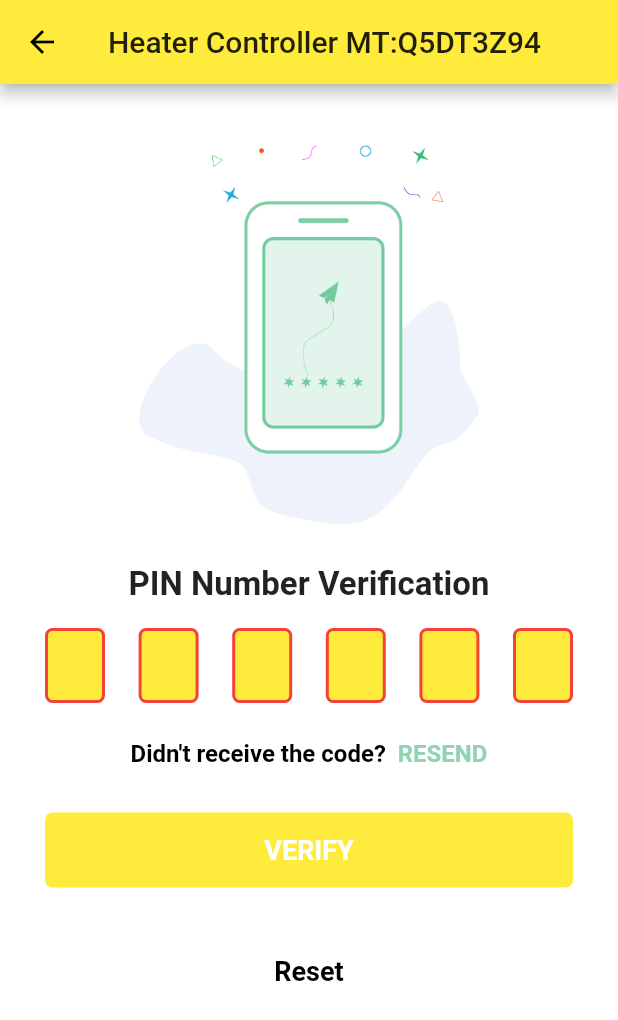
After one commit to vishnuparker/huddig-heater-MobileApp, a Flutter app: the PinCodeVerificationScreen screen opened by its route, on a phone screen of 412 x 824 dp. The commit adds this screen. Shown: the top 1020 px of the screen. Run offline on Flutter 3.47's test engine with Material 2 defaults, Android fonts, the phone set to English and light mode, and no system bars; drawn by our look-alikes of pin_code_fields; our stand-ins replace flutter_spinkit, rflutter_alert, shared_preferences, toggle_switch; missing offline and left inert: cron; accounts and stored records are empty; network calls fail.

Commit message:
Time code Modification

```diff
--- a/lib/CommonClass/ErrorMessage.dart
+++ b/lib/CommonClass/ErrorMessage.dart
@@ -23,8 +23,7 @@ class ErrorMessage extends StatelessWidget {
             ),
           ),
           const SizedBox(height: 8),
-          RaisedButton(
-            color: Colors.white,
+          TextButton(
             child: const Text('Retry', style: TextStyle(color: Colors.white)),
             onPressed: onRetryPressed,
           )
--- /dev/null
+++ b/lib/HeaterApi/PinCodeVerificationScreen.dart
@@ -0,0 +1,276 @@
+import 'dart:async';
+
+import 'package:flutter/material.dart';
+import 'package:parker_mobile_framework/HeaterApi/HeaterMainView.dart';
+import 'package:parker_mobile_framework/Utility/MyConstants.dart';
+import 'package:pin_code_fields/pin_code_fields.dart';
+
+import 'package:flutter/gestures.dart';
+
+class PinCodeVerificationScreen extends StatefulWidget {
+  final String phoneNumber;
+
+  PinCodeVerificationScreen(this.phoneNumber);
+
+  @override
+  _PinCodeVerificationScreenState createState() =>
+      _PinCodeVerificationScreenState();
+}
+
+class _PinCodeVerificationScreenState extends State<PinCodeVerificationScreen> {
+  var onTapRecognizer;
+
+  TextEditingController textEditingController = TextEditingController();
+
+  StreamController<ErrorAnimationType> errorController;
+
+  bool hasError = false;
+  String currentText;
+  final GlobalKey<ScaffoldState> scaffoldKey = GlobalKey<ScaffoldState>();
+  final formKey = GlobalKey<FormState>();
+
+  @override
+  void initState() {
+    errorController = StreamController<ErrorAnimationType>();
+    super.initState();
+  }
+
+  @override
+  void dispose() {
+    errorController.close();
+    super.dispose();
+  }
+
+  @override
+  void deactivate() {
+    errorController.close();
+    print('deactivate');
+    super.deactivate();
+  }
+
+  @override
+  Widget build(BuildContext context) {
+    return Scaffold(
+      appBar: AppBar(
+        backgroundColor: Colors.yellow,
+        title: Text(
+          LoginString.heaterPiNq,
+        ),
+      ),
+      backgroundColor: Colors.white,
+      key: scaffoldKey,
+      body: GestureDetector(
+        onTap: () {},
+        child: Container(
+          height: MediaQuery.of(context).size.height,
+          width: MediaQuery.of(context).size.width,
+          child: ListView(
+            children: <Widget>[
+              SizedBox(height: 30),
+              Container(
+                height: MediaQuery.of(context).size.height / 3,
+                child: ClipRRect(
+                  borderRadius: BorderRadius.circular(30),
+                  child: Image.asset(
+                    'assets/images/verify.png',
+                    height: 125.0,
+                    width: 125.0,
+                  ),
+                ),
+              ),
+              SizedBox(height: 8),
+              Padding(
+                padding: const EdgeInsets.symmetric(vertical: 8.0),
+                child: Text(
+                  'PIN Number Verification',
+                  style: TextStyle(fontWeight: FontWeight.bold, fontSize: 22),
+                  textAlign: TextAlign.center,
+                ),
+              ),
+              Form(
+                key: formKey,
+                child: Padding(
+                    padding: const EdgeInsets.symmetric(
+                        vertical: 8.0, horizontal: 30),
+                    child: PinCodeTextField(
+                      appContext: context,
+                      pastedTextStyle: TextStyle(
+                        color: Colors.yellow,
+                        fontWeight: FontWeight.bold,
+                      ),
+                      length: 6,
+                      obscureText: true,
+                      obscuringCharacter: '*',
+                      blinkWhenObscuring: true,
+                      validator: (v) {
+                        if (v.length < 6) {
+                          return " * Empty Text Field";
+                        } else {
+                          return null;
+                        }
+                      },
+                      pinTheme: PinTheme(
+                        inactiveFillColor: Colors.yellow,
+                        shape: PinCodeFieldShape.box,
+                        borderRadius: BorderRadius.circular(5),
+                        fieldHeight: 50,
+                        fieldWidth: 40,
+                        activeFillColor:
+                            hasError ? Colors.orange : Colors.white,
+                      ),
+                      cursorColor: Colors.black,
+                      // animationDuration: Duration(milliseconds: 300),
+                      backgroundColor: Colors.white,
+                      enableActiveFill: true,
+                      // errorAnimationController: errorController,
+                      controller: textEditingController,
+                      keyboardType: TextInputType.number,
+                      boxShadows: [
+                        BoxShadow(
+                          offset: Offset(0, 1),
+                          color: Colors.white,
+                          blurRadius: 10,
+                        )
+                      ],
+                      onCompleted: (v) {
+                        print("Completed");
+                      },
+                      onTap: () {
+                        print("Pressed");
+                      },
+                      onChanged: (value) {
+                        print(value);
+                        setState(() {
+                          currentText = value;
+                        });
+                      },
+                      beforeTextPaste: (text) {
+                        print("Allowing to paste $text");
+                        //if you return true then it will show the paste confirmation dialog. Otherwise if false, then nothing will happen.
+                        //but you can show anything you want here, like your pop up saying wrong paste format or etc
+                        return true;
+                      },
+                    )),
+              ),
+              RichText(
+                textAlign: TextAlign.center,
+                text: TextSpan(
+                    text: "Didn't receive the code? ",
+                    style: TextStyle(
+                      color: Colors.black,
+                      fontSize: 16,
+                      fontWeight: FontWeight.bold,
+                    ),
+                    children: [
+                      TextSpan(
+                          text: " RESEND",
+                          style: TextStyle(
+                              color: Color(0xFF91D3B3),
+                              fontWeight: FontWeight.bold,
+                              fontSize: 16))
+                    ]),
+              ),
+              SizedBox(
+                height: 14,
+              ),
+              Container(
+                margin:
+                    const EdgeInsets.symmetric(vertical: 16.0, horizontal: 30),
+                child: ButtonTheme(
+                  height: 50,
+                  child: FlatButton(
+                    onPressed: () {
+                      formKey.currentState.validate();
+                      // conditions for validating
+                      if (currentText?.isEmpty ??
+                          true && currentText != "123456") {
+                        errorController.add(ErrorAnimationType
+                            .shake); // Triggering error shake animation
+                        scaffoldKey.currentState.showSnackBar(SnackBar(
+                          content: Text("Invalid Pin!!"),
+                          duration: Duration(seconds: 1),
+                        ));
+                        setState(() {
+                          hasError = true;
+                        });
+                      } else if (currentText.isEmpty) {
+                        hasError = true;
+                        errorController.add(ErrorAnimationType.shake);
+                      } else if (currentText.length == 6 &&
+                          currentText != "123456") {
+                        errorController.add(ErrorAnimationType
+                            .shake); // Triggering error shake animation
+                        scaffoldKey.currentState.showSnackBar(SnackBar(
+                          content: Text("Incorrect Pin!!"),
+                          duration: Duration(seconds: 1),
+                        ));
+                      } else if (currentText.length == 6 &&
+                          currentText == "123456") {
+                        setState(() {
+                          hasError = false;
+                          scaffoldKey.currentState.showSnackBar(SnackBar(
+                            content: Text("Success!!"),
+                            duration: Duration(seconds: 1),
+                          ));
+                          textEditingController.clear();
+                          Navigator.push(
+                            context,
+                            MaterialPageRoute(
+                                builder: (BuildContext context) =>
+                                    HeaterMainView()),
+                          );
+                        });
+                      }
+                    },
+                    child: Center(
+                        child: Text(
+                      "VERIFY".toUpperCase(),
+                      style: TextStyle(
+                          color: Colors.white,
+                          fontSize: 18,
+                          fontWeight: FontWeight.bold),
+                    )),
+                  ),
+                ),
+                decoration: BoxDecoration(
+                    color: Colors.yellow,
+                    borderRadius: BorderRadius.circular(5),
+                    boxShadow: [
+                      BoxShadow(
+                          color: Colors.white,
+                          offset: Offset(1, -2),
+                          blurRadius: 5),
+                      BoxShadow(
+                          color: Colors.white,
+                          offset: Offset(-1, 2),
+                          blurRadius: 5)
+                    ]),
+              ),
+              SizedBox(
+                height: 16,
+              ),
+              Row(
+                mainAxisAlignment: MainAxisAlignment.center,
+                children: <Widget>[
+                  Flexible(
+                      child: FlatButton(
+                    child: Text(
+                      "Reset",
+                      style: TextStyle(
+                          color: Colors.black,
+                          fontSize: 18,
+                          fontWeight: FontWeight.bold),
+                    ),
+                    onPressed: () {
+                      textEditingController.clear();
+                    },
+                  )),
+                ],
+              )
+            ],
+          ),
+        ),
+      ),
+    );
+  }
+}
--- a/lib/login/sideBar/SidebarList.dart
+++ b/lib/login/sideBar/SidebarList.dart
@@ -32,6 +32,8 @@ class SidebarList extends StatelessWidget {
 
         _createOption('Support', Icons.support, Menu.faq),
         Divider(),
+          _createOption('OTP', Icons.support, Menu.loginotp),
+        Divider(),
          _createOption('About Us', Icons.art_track,Menu.aboutus),
         Divider(),
         _createOption("SignOut", Icons.exit_to_app, Menu.signOut),
@@ -63,6 +65,6 @@ class SidebarList extends StatelessWidget {
 
 }
 
-enum Menu {login,signOut,faq,feedback,aboutus,heaterStatus}
+enum Menu {login,signOut,faq,feedback,aboutus,heaterStatus,loginotp}
 
 enum Class{feedbackalert}
--- a/lib/main.dart
+++ b/lib/main.dart
@@ -1,6 +1,7 @@
 import 'dart:async';
 
 import 'package:flutter/material.dart';
+import 'package:parker_mobile_framework/HeaterApi/PinCodeVerificationScreen.dart';
 import 'package:parker_mobile_framework/login/Authentication.dart';
 import 'package:parker_mobile_framework/login/Login.dart';
 import 'package:parker_mobile_framework/login/SignOut.dart';
@@ -22,6 +23,7 @@ class MyApp extends StatelessWidget {
          '/Authentication': (BuildContext context) => Authentication(),
          '/login': (BuildContext context) => Login(),
          '/signOut':(BuildContext context) =>SignOut(),
+         '/loginotp' :(BuildContext context) => PinCodeVerificationScreen("8801376221100"),
         //  '/Aboutfragment':(context) =>Aboutfragment(),
         // '/Wifiscan':(context)=> Wifiscan(),
 
--- a/pubspec.yaml
+++ b/pubspec.yaml
@@ -34,6 +34,7 @@ dependencies:
   toggle_switch: "^0.1.8"
   functional_widget_annotation: ^0.5.0
   flutter_spinkit: "^4.1.2"
+  pin_code_fields: ^6.1.0
 
 
   # The following adds the Cupertino Icons font to your application.
@@ -58,6 +59,7 @@ flutter:
   assets:
 
      - assets/images/parker.jpg
+     - assets/images/verify.png
 
 
   # To add assets to your application, add an assets section, like this:
```
Also changed, not shown: lib/CommonClass/customizedloading.dart (deleted, +0 -31 lines), lib/HeaterApi/Heater.dart (deleted, +0 -53 lines), lib/HeaterApi/HeaterMainView.dart (+5 -5 lines), lib/HeaterApi/HeaterStatusPending.dart (+29 -7 lines), lib/Utility/MyConstants.dart (+6 -4 lines), lib/login/LandingFragment.dart (+14 -3 lines), lib/login/Login.dart (+4 -4 lines), lib/login/NavigationDrawer.dart (+5 -4 lines), assets/images/verify.png (added), pubspec.lock, 1 other file.
